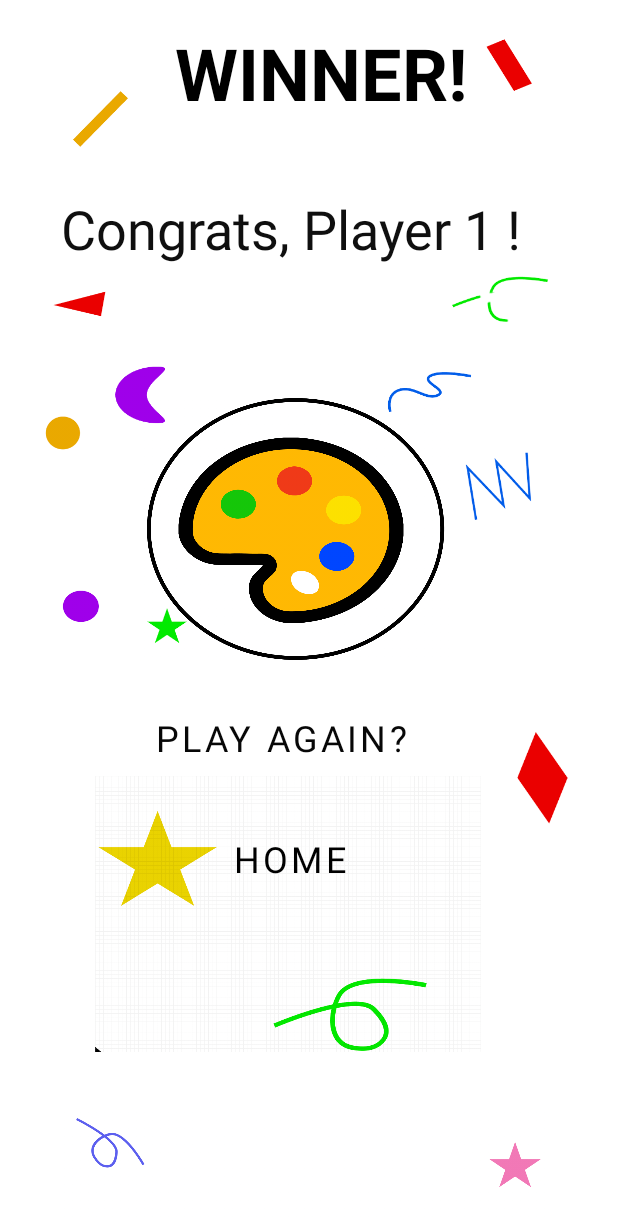
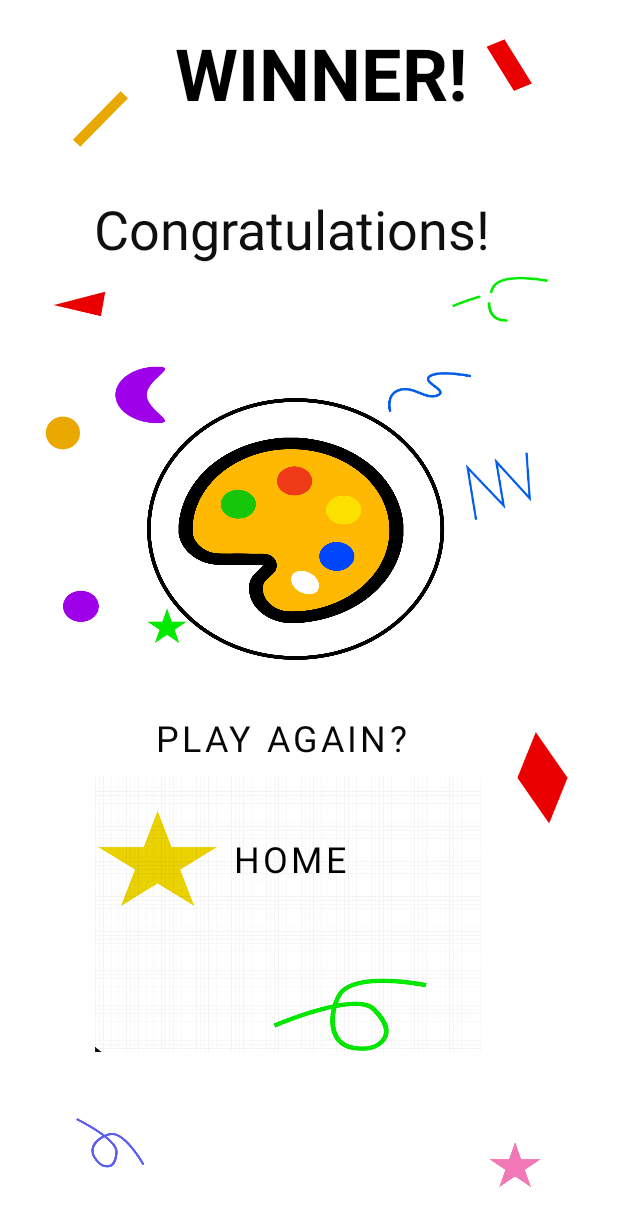
Before and after one commit to appiahla/Dot-Dac-Doe, an Android app: the winner_page screen opened directly, with no data from a screen before it, on a phone screen of 412 x 824 dp. Shown: the top 1226 px of the screen. Run offline under Robolectric (Android 15) with nearby library versions, the phone set to English and light mode, and no system bars; Roboto replaces fonts that are not available here.

Commit message:
changing congrats message

```diff
--- a/app/src/main/res/layout/activity_winner_page.xml
+++ b/app/src/main/res/layout/activity_winner_page.xml
@@ -59,7 +59,7 @@
         android:layout_marginTop="16dp"
 
         android:fontFamily="@font/gloria_hallelujah"
-        android:text="Congrats, Player 1 !"
+        android:text="Congratulations!"
         android:textAlignment="center"
         android:textColor="#F0000000"
         android:textSize="36sp"
```
